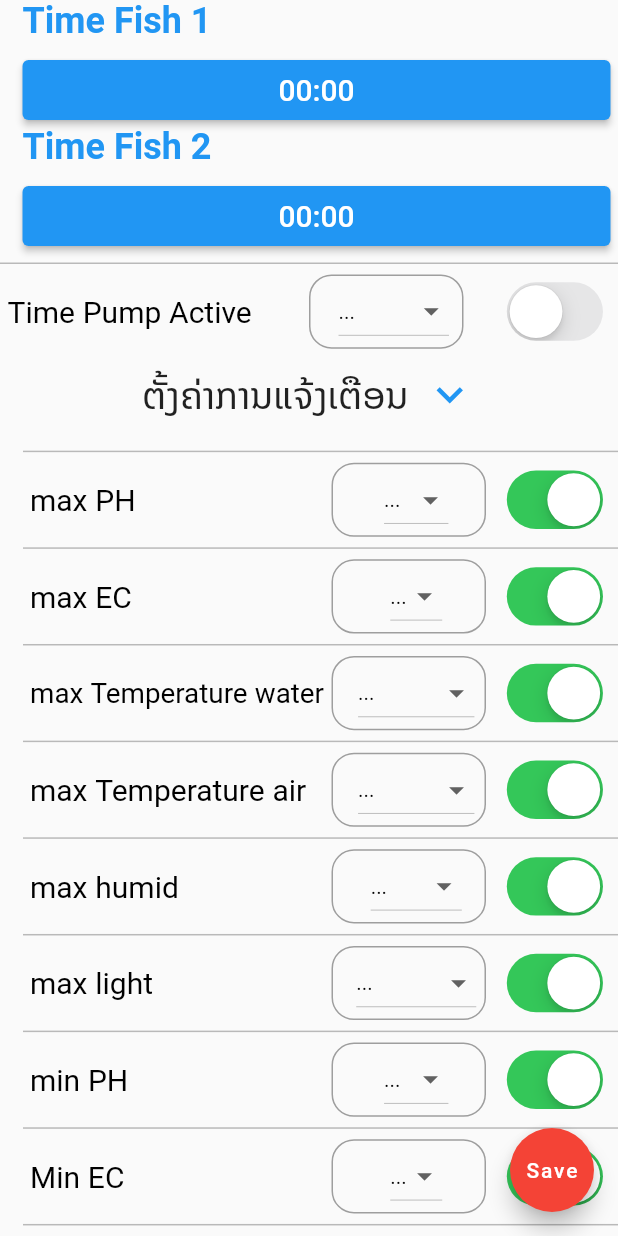
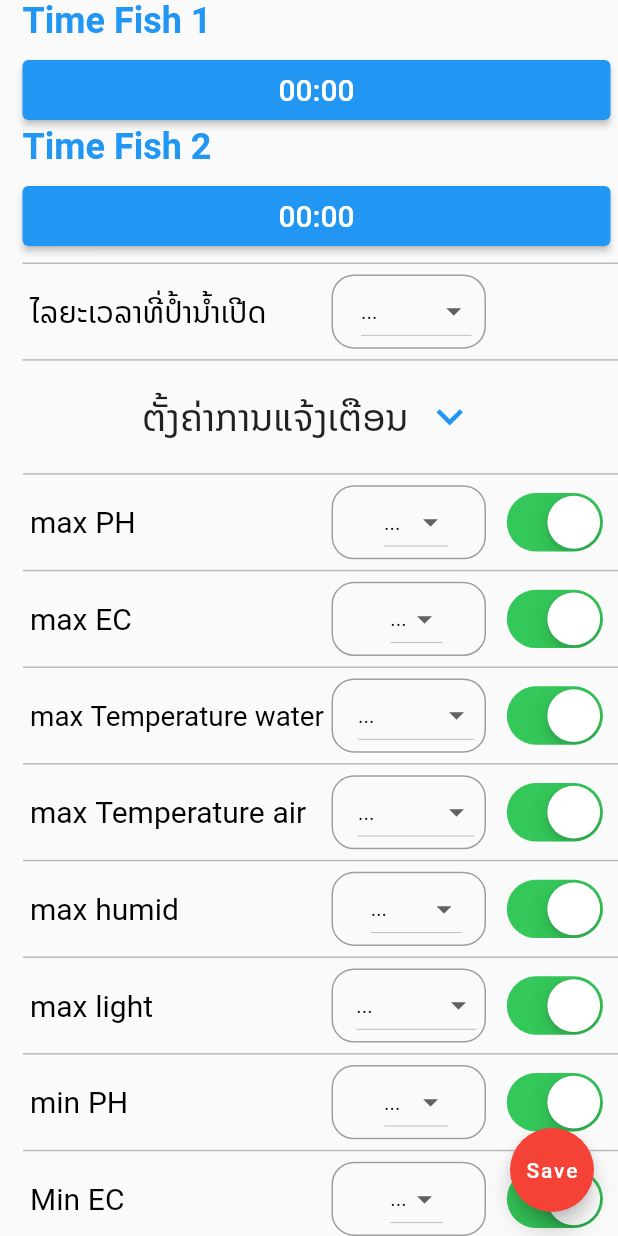
Before and after one commit to anousoneFS/project_x, a Flutter app: the SettingScreen screen opened by its route, after a tap on "...", on a phone screen of 412 x 824 dp. Run offline on Flutter 3.47's test engine with Material 2 defaults, Android fonts, the phone set to English and light mode, and no system bars; our stand-ins replace connectivity, csv, firebase_auth, firebase_core, firebase_database, flutter_svg and 7 more; missing offline and left inert: email_auth; accounts and stored records are empty.

Commit message:
1/7 fix setting ui and scrolling entry screen

```diff
--- a/lib/screens/setting_screen.dart
+++ b/lib/screens/setting_screen.dart
@@ -5,6 +5,7 @@ import 'package:project_x/logics/pick_time_setting.dart';
 import 'package:project_x/providers/setting_provider.dart';
 import 'package:project_x/widgets/dropdown_header_widget.dart';
 import 'package:project_x/widgets/time_picker_widget.dart';
+import 'package:project_x/widgets/time_pump_active_widget.dart';
 import 'package:provider/provider.dart';
 
 class SettingScreen extends StatefulWidget {
@@ -46,11 +47,19 @@ class _SettingScreenState extends State<SettingScreen> {
   @override
   Widget build(BuildContext context) {
     print("get all status in setting screen");
-    Size size = MediaQuery.of(context).size;
+    // Size size = MediaQuery.of(context).size;
     return Scaffold(
-      body: Container(
-        width: double.infinity,
-        height: size.height,
+      body: LayoutBuilder(
+        builder: (context, constraint) {
+          return SingleChildScrollView(
+            child: ConstrainedBox(
+              constraints: BoxConstraints(
+                  maxHeight: MediaQuery
+                      .of(context)
+                      .size
+                      .height * 1.4,
+                  minHeight: constraint.minHeight,
+              ),
               child: Column(
                 children: [
                   Consumer<SettingProvider>(
@@ -84,8 +93,8 @@ class _SettingScreenState extends State<SettingScreen> {
                             rightPadding: 5,
                             leftPadding: 15,
                           ),
-                    DropDownHeaderWidget(
-                      title: 'Time Pump Active',
+                          TimePumpActiveWidget(
+                            title: 'ໄລຍະເວລາທີ່ປໍ້ານໍ້າເປີດ',
                             id: 'timePumpActive',
                             unit: ' ນາທີ',
                           ),
@@ -105,8 +114,24 @@ class _SettingScreenState extends State<SettingScreen> {
                     child: Padding(
                       padding: const EdgeInsets.only(left: 15, right: 0),
                       child: ListView.builder(
-                        itemCount: notifyInfo.length,
+                        physics: const NeverScrollableScrollPhysics(),
+                        itemCount: notifyInfo.length + 1,
                         itemBuilder: (context, index) {
+                          if (index == notifyInfo.length) {
+                            print("hi =================");
+                            return Column(
+                              children: [
+                                Divider(
+                                  height: 15,
+                                  thickness: 1,
+                                  color: Colors.black26,
+                                ),
+                                Container(
+                                  height: 80,
+                                ),
+                              ],
+                            );
+                          }
                           return DropDownHeaderWidget(
                             title: notifyInfo[index]['title'],
                             id: notifyInfo[index]['id'],
@@ -119,6 +144,9 @@ class _SettingScreenState extends State<SettingScreen> {
                       : Container(),
                 ],
               ),
+            ),
+          );
+        }
       ),
       floatingActionButton: FloatingActionButton(
         onPressed: () async {
--- a/lib/screens/tab_screen.dart
+++ b/lib/screens/tab_screen.dart
@@ -7,6 +7,7 @@ import 'package:project_x/providers/firebase_api.dart';
 import 'package:project_x/providers/home_provider.dart';
 import 'package:project_x/providers/setting_provider.dart';
 import 'package:project_x/screens/setting_screen.dart';
+import 'package:project_x/screens/test.dart';
 import 'package:provider/provider.dart';
 import 'package:flutter/material.dart';
 import '../components/main_drawer.dart';
--- /dev/null
+++ b/lib/widgets/time_pump_active_widget.dart
@@ -0,0 +1,227 @@
+import 'dart:io';
+
+import 'package:flutter/cupertino.dart';
+import 'package:flutter/material.dart';
+import 'package:project_x/logics/initial_dropdown_logic.dart';
+import 'package:project_x/providers/setting_provider.dart';
+import 'package:provider/provider.dart';
+
+class DropDownWidget extends StatefulWidget {
+  final String valueChoose;
+  final String unit;
+  final List<dynamic> listItemOption;
+  final SettingProvider settingProvider;
+  final String id;
+  final bool ignoreVal;
+  final String title;
+
+  DropDownWidget({
+    @required this.unit,
+    @required this.valueChoose,
+    @required this.listItemOption,
+    @required this.settingProvider,
+    @required this.id,
+    @required this.ignoreVal,
+    this.title,
+  });
+
+  @override
+  _DropDownWidgetState createState() => _DropDownWidgetState();
+}
+
+class _DropDownWidgetState extends State<DropDownWidget> {
+  String valueChooseLocal;
+  bool ignoreValue;
+
+  void initState() {
+    valueChooseLocal = widget.valueChoose;
+    ignoreValue = widget.ignoreVal;
+    super.initState();
+  }
+  void onChangeDropDown(dynamic newValue){
+    // ໃຊ້ setState ເພາະຖ້າໃຊ້ notifyListener ຂອງ provider ມັນຈະແຈ້ງເຕືອນໄປທຸກອັ້ນ ທຸກຄັ້ງທີ set ຄ່າ
+    // split 30 ອົງສາ = [30, ອົງສາ] => 30 ເອົາແຕ່ໂຕທາງໜ້າ ເພາະບໍ່ຊັ້ນມັນຈະເປັນ 30 ອົງສາ ອົງສາ
+    List<String> newValueList = newValue.toString().split(' ');
+
+    // ຖາ້ id ບໍ່ຖືກຕ້ອງ ຈະໄດ້ XXX
+    if (newValueList[0] == 'XXX') {
+      print("newValueList index 0 == XXX !!!!");
+      setValueDropDownProvider(
+          widget.settingProvider, widget.id, 'null der jao');
+    } else {
+      // update value in provider
+      setValueDropDownProvider(
+          widget.settingProvider, widget.id, newValueList[0]);
+    }
+
+    if (widget.unit == '' && newValueList[0] == 'XXX') {
+      setState(() {
+        valueChooseLocal = newValue;
+      });
+    } else {
+      setState(() {
+        valueChooseLocal = newValueList[0];
+      });
+    }
+    print('call on change drop-down');
+  }
+
+  @override
+  Widget build(BuildContext context) {
+    Size size = MediaQuery.of(context).size;
+    return Consumer<SettingProvider>(
+      builder: (_, data, ch) {
+        final settingProvider =
+        Provider.of<SettingProvider>(context, listen: false);
+        Map<String, dynamic> initialList =
+        initialDropDown(settingProvider, widget.id, widget.unit);
+        return IgnorePointer(
+          ignoring: !initialList['valNotify'],
+          // how to get val value in each item
+          child: ch,
+        );
+      },
+      child: Row(
+        children: [
+          Container(
+            width: size.width * 0.5,
+            height: size.height * 0.055,
+            padding: EdgeInsets.symmetric(horizontal: 5),
+            alignment: Alignment.centerLeft,
+            child: FittedBox(
+              fit: BoxFit.fitWidth,
+              child: Text(
+                widget.title,
+                style: TextStyle(
+                  fontSize: 20,
+                  color: Colors.black,
+                  fontFamily: 'NotoSansLao',
+                ),
+                overflow: TextOverflow.ellipsis,
+              ),
+            ),
+          ),
+          Container(
+            margin: EdgeInsets.all(0),
+            padding: EdgeInsets.only(left: 10, right: 0),
+            decoration: BoxDecoration(
+              border: Border.all(width: 1, color: Colors.grey),
+              borderRadius: BorderRadius.circular(15),
+            ),
+            width: size.width * 0.25,
+            height: size.height * 0.06,
+            child: FittedBox(
+              fit: BoxFit.fitHeight,
+              child: DropdownButton(
+                value: valueChooseLocal == 'null'
+                    ? '...'
+                    : valueChooseLocal + widget.unit,
+                items: widget.listItemOption
+                    .map(
+                      (item) => DropdownMenuItem(
+                    child: Text(item),
+                    value: item,
+                  ),
+                )
+                    .toList(),
+                onChanged: (newValue) => onChangeDropDown(newValue),   // call this when selected
+                dropdownColor: Colors.white,
+                icon: Icon(Icons.arrow_drop_down),
+                // iconSize: 36,
+                isExpanded: false,
+                elevation: 5,
+                style: TextStyle(
+                  color: Colors.black,
+                  // fontSize: 18,
+                  fontFamily: "NotoSansLao",
+                ),
+              ),
+            ),
+          ),
+        ],
+      ),
+    );
+  }
+}
+
+class TimePumpActiveWidget extends StatefulWidget {
+  final String title;
+  final String id;
+  final String unit;
+
+
+  TimePumpActiveWidget({
+    @required this.title,
+    @required this.id,
+    @required this.unit,
+  });
+
+  @override
+  _TimePumpActiveWidgetState createState() => _TimePumpActiveWidgetState();
+}
+
+class _TimePumpActiveWidgetState extends State<TimePumpActiveWidget> {
+  bool _isFirst = true;
+  bool valNotify;
+  String valueChoose;
+  List<dynamic> listItemOption;
+  SettingProvider settingProvider;
+
+  void didChangeDependencies() {
+    print("call didChange header out-side");
+    if (_isFirst) {
+      print("call didChange header Drop-Down<<<<");
+      try {
+        settingProvider = Provider.of<SettingProvider>(context, listen: false);
+        // ດຶງເອົາຄ່າເລີມຕົ້ນມາໃຊ້
+        Map<String, dynamic> initialList =
+        initialDropDown(settingProvider, widget.id, widget.unit);
+        // ====> assign ຄ່າເລີມຕົ້ນ
+        valueChoose = initialList['valueChoose'];
+        listItemOption = initialList['listItemOption'];
+        valNotify = initialList['valNotify'];
+        // sleep(Duration(milliseconds: 500)); // delay 500 milliseconds
+      } catch (error) {
+        print('Have Error on didChange initial dropdown');
+        print(error);
+      }
+    }
+    _isFirst = false;
+    super.didChangeDependencies();
+  }
+
+  @override
+  Widget build(BuildContext context) {
+    Size size = MediaQuery.of(context).size;
+    return Padding(
+      padding: const EdgeInsets.only(left: 15),
+      child: Container(
+        width: size.width,
+        child: Column(
+          children: [
+            Divider(
+              height: 15,
+              thickness: 1,
+              color: Colors.black26,
+            ),
+            DropDownWidget(
+              // setState ມັນ call build ຢູ່ ແຕ່ບໍ່ທັງໝົດ
+              ignoreVal: !valNotify,
+              valueChoose: valueChoose,
+              unit: widget.unit,
+              listItemOption: listItemOption,
+              id: widget.id,
+              settingProvider: settingProvider,
+              title: widget.title,
+            ),
+            Divider(
+              height: 15,
+              thickness: 1,
+              color: Colors.black26,
+            ),
+          ],
+        ),
+      ),
+    );
+  }
+}
```
Also changed, not shown: analysis_options.yaml (added, +29 -0 lines), lib/screens/test.dart (added, +40 -0 lines), pubspec.lock, 12 other files. Lines whose indentation alone changed are shown as unchanged.
